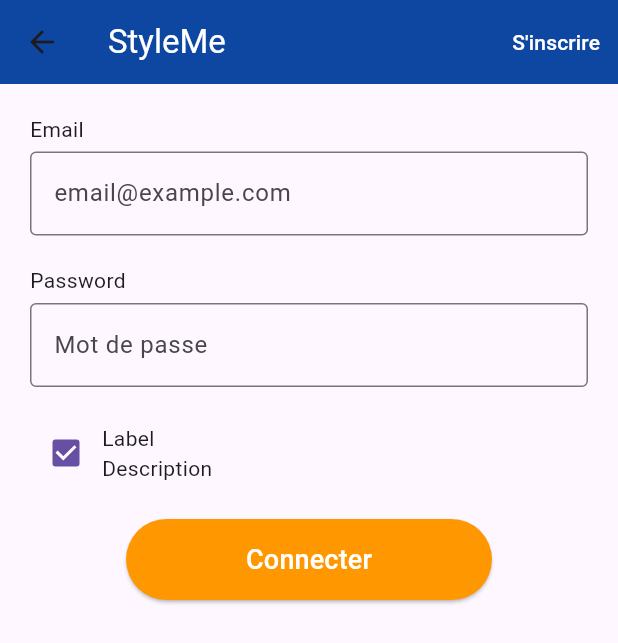
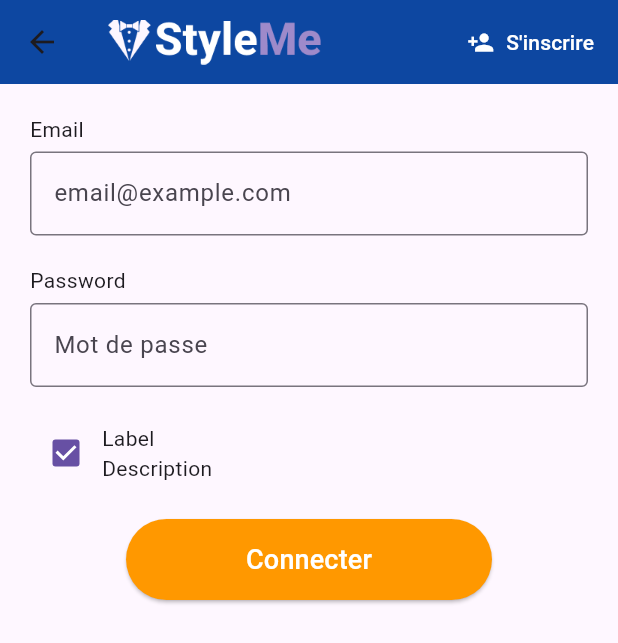
Before and after one commit to PrinceAGLAGO/StyleMe, a Flutter app: the Connexion screen opened directly, on a phone screen of 412 x 824 dp. Shown: the top 643 px of the screen. Run offline on Flutter 3.47's test engine with Material 3 defaults, Android fonts, the light colour scheme and no system bars.

Commit message:
redirection vers la page de connexion

```diff
--- a/lib/connexion.dart
+++ b/lib/connexion.dart
@@ -8,18 +8,18 @@ class Connexion extends StatelessWidget {
     return Scaffold(
       appBar: AppBar(
         backgroundColor: Colors.blue.shade900,
-        title: const Text(
-          "StyleMe",
-          style: TextStyle(color: Colors.white),
+        title: Row(
+          children: [Image.asset("assets/images/logo.png", height: 30)],
         ),
         actions: [
-          TextButton(
+          TextButton.icon(
             onPressed: () {},
-            child: const Text(
+            icon: const Icon(Icons.person_add, color: Colors.white),
+            label: const Text(
               "S'inscrire",
               style: TextStyle(color: Colors.white),
             ),
-          )
+          ),
         ],
       ),
 
@@ -54,11 +54,8 @@ class Connexion extends StatelessWidget {
                 Checkbox(value: true, onChanged: (v) {}),
                 const Column(
                   crossAxisAlignment: CrossAxisAlignment.start,
-                  children: [
-                    Text("Label"),
-                    Text("Description"),
-                  ],
-                )
+                  children: [Text("Label"), Text("Description")],
+                ),
               ],
             ),
 
@@ -69,15 +66,17 @@ class Connexion extends StatelessWidget {
                 onPressed: () {},
                 style: ElevatedButton.styleFrom(
                   backgroundColor: Colors.orange,
-                  padding:
-                      const EdgeInsets.symmetric(horizontal: 80, vertical: 14),
+                  padding: const EdgeInsets.symmetric(
+                    horizontal: 80,
+                    vertical: 14,
+                  ),
                 ),
                 child: const Text(
                   "Connecter",
                   style: TextStyle(color: Colors.white, fontSize: 18),
                 ),
               ),
-            )
+            ),
           ],
         ),
       ),
--- a/lib/presentation.dart
+++ b/lib/presentation.dart
@@ -74,7 +74,10 @@ class Presentation extends StatelessWidget {
                       ),
                     ),
                     onPressed: () {
-                      // TODO: redirection vers login
+                      Navigator.push(
+                        context,
+                        MaterialPageRoute(builder: (context) => const Connexion()),
+                      );
                     },
                     child: const Text(
                       "Connexion",
```
